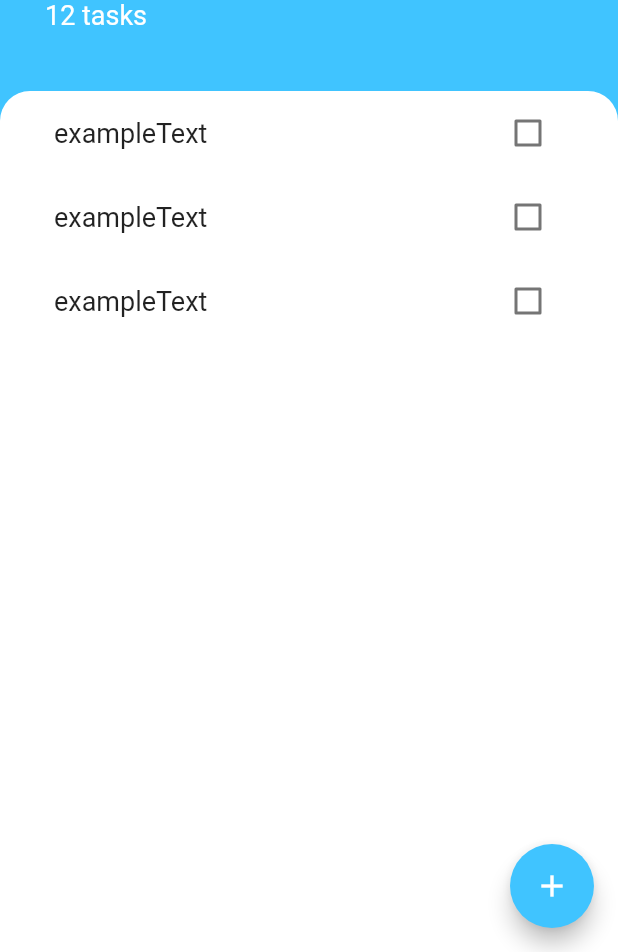
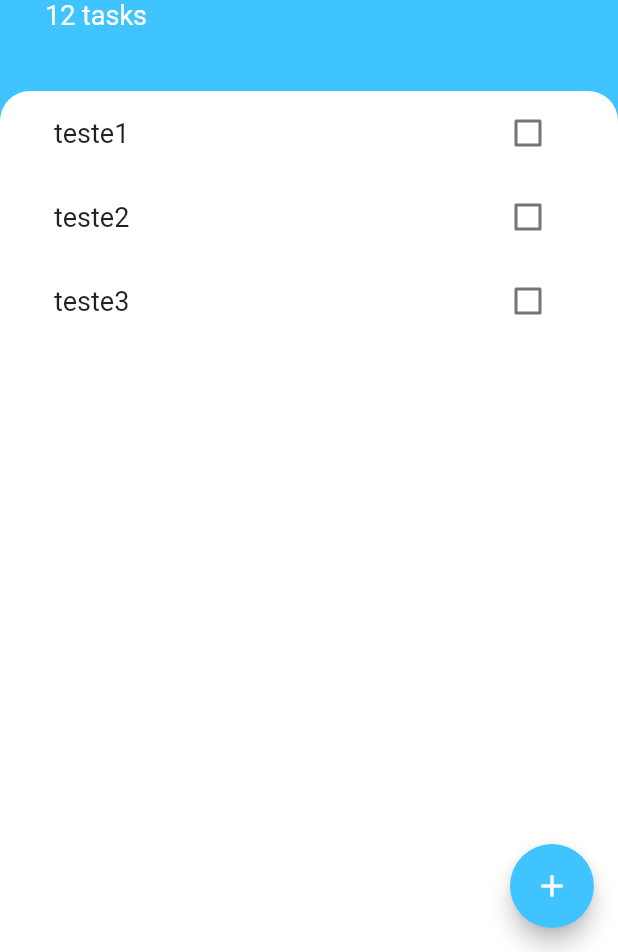
Before and after one commit to erickm32/todoey-flutter, a Flutter app: the screen it shows after launch, on a phone screen of 412 x 824 dp, the part 284-1236 px from its top. Run offline on Flutter 3.47's test engine with Material 2 defaults, Android fonts, the phone set to English and light mode, and no system bars.

Commit message:
Turning the list less static

```diff
--- a/lib/screens/tasks_screen.dart
+++ b/lib/screens/tasks_screen.dart
@@ -3,7 +3,6 @@ import 'package:todoey_flutter/widgets/tasks_list.dart';
 import 'add_task_screen.dart';
 
 class TasksScreen extends StatelessWidget {
-  bool v1 = false, v2 = true;
   @override
   Widget build(BuildContext context) {
     return Scaffold(
--- a/lib/widgets/task_tile.dart
+++ b/lib/widgets/task_tile.dart
@@ -1,18 +1,25 @@
 import 'package:flutter/material.dart';
 
 class TaskTile extends StatelessWidget {
+  bool isChecked = false;
+  String text;
+  Function onChanged;
+
+  TaskTile({this.text, this.isChecked, this.onChanged});
+
   @override
   Widget build(BuildContext context) {
     return ListTile(
       title: Text(
-        'exampleText',
+        text,
         style: TextStyle(
           fontSize: 18,
+          decoration: isChecked ? TextDecoration.lineThrough : null,
         ),
       ),
       trailing: Checkbox(
-        value: false,
-        onChanged: (value) {},
+        value: isChecked,
+        onChanged: onChanged,
       ),
     );
   }
--- a/lib/widgets/tasks_list.dart
+++ b/lib/widgets/tasks_list.dart
@@ -1,15 +1,34 @@
 import 'package:flutter/material.dart';
+import 'package:todoey_flutter/models/task.dart';
 import 'package:todoey_flutter/widgets/task_tile.dart';
 
-class TasksList extends StatelessWidget {
+class TasksList extends StatefulWidget {
+  @override
+  _TasksListState createState() => _TasksListState();
+}
+
+class _TasksListState extends State<TasksList> {
+  List<Task> tasks = [
+    Task(text: 'teste1'),
+    Task(text: 'teste2'),
+    Task(text: 'teste3'),
+  ];
+
   @override
   Widget build(BuildContext context) {
-    return ListView(
-      children: [
-        TaskTile(),
-        TaskTile(),
-        TaskTile(),
-      ],
+    return ListView.builder(
+      itemBuilder: (context, index) {
+        return TaskTile(
+          text: tasks[index].text,
+          isChecked: tasks[index].isDone,
+          onChanged: (bool _newCheckboxValue) {
+            setState(() {
+              tasks[index].toggleIsDone();
+            });
+          },
+        );
+      },
+      itemCount: tasks.length,
     );
   }
 }
```
